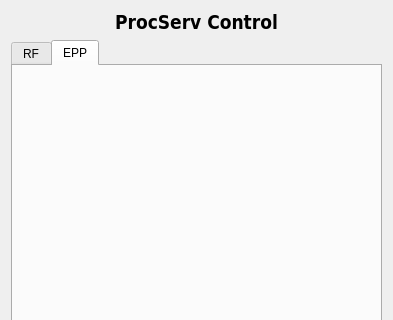
Old version of the form consProcServApp/opi/main.ui in the repository lnls-sirius/cons-procservcontrol; both pictures show x 0 to 393 and y 0 to 320 of the 393 by 503 pixel window.
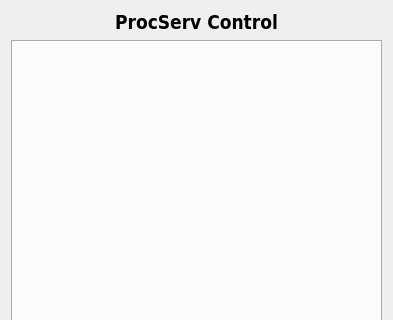
New version of the form.

Commit message: opi: Dynamic tabs

What changed in the file:
```diff
--- a/consProcServApp/opi/main.ui
+++ b/consProcServApp/opi/main.ui
@@ -452,16 +452,6 @@
      <property name="currentIndex">
       <number>1</number>
      </property>
-     <widget class="QWidget" name="rf_tab">
-      <attribute name="title">
-       <string>RF</string>
-      </attribute>
-     </widget>
-     <widget class="QWidget" name="epp_tab">
-      <attribute name="title">
-       <string>EPP</string>
-      </attribute>
-     </widget>
     </widget>
    </item>
   </layout>
```
Left out of the diff: 2 changed lines with no effect on the pictures. The commit also changes 1 other file.
